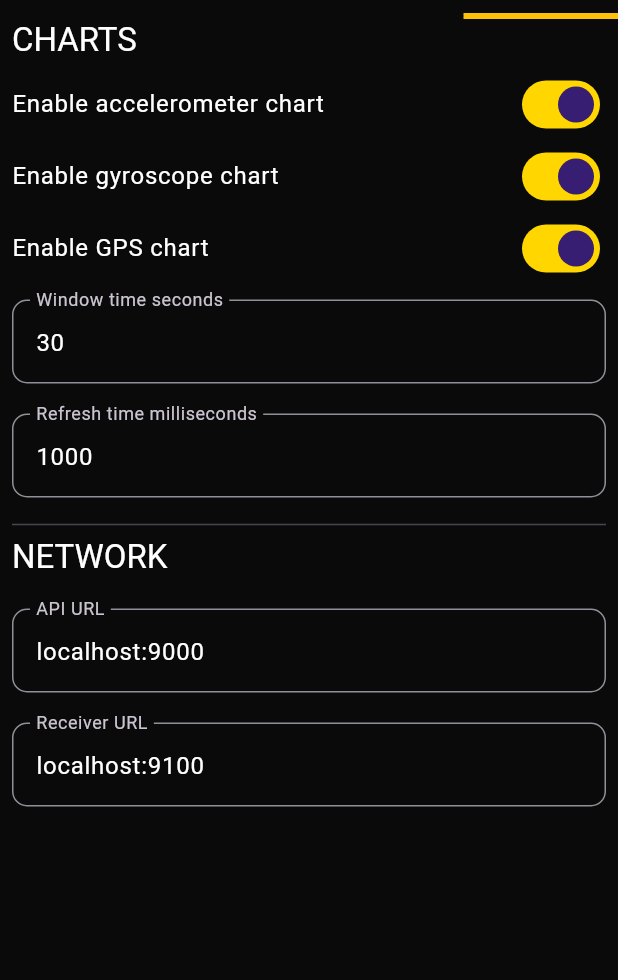
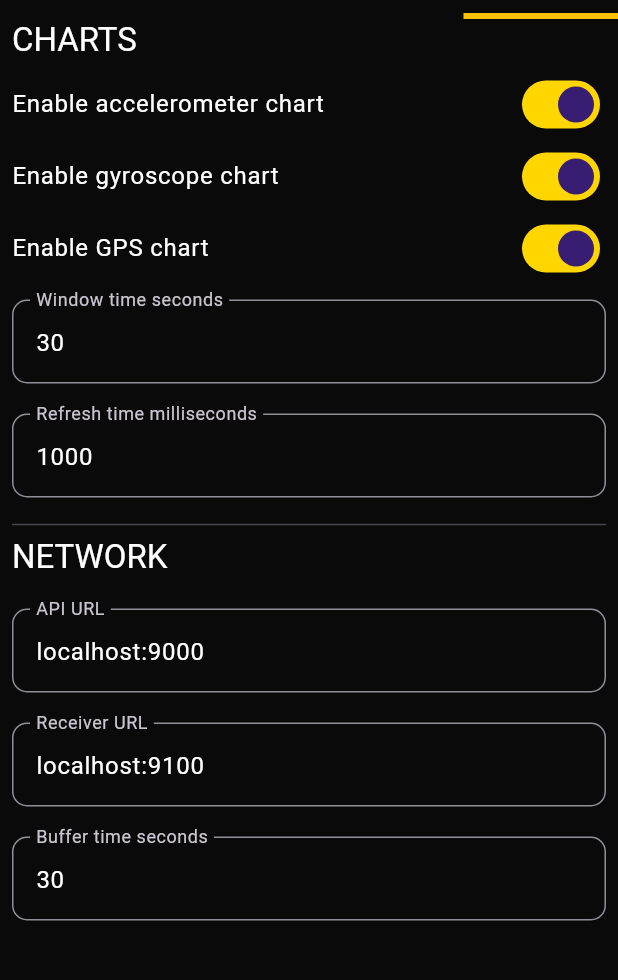
Before and after one commit to zubrailx/road-condition-monitoring, a Flutter app: the screen it shows after launch, tab 4 chosen, on a phone screen of 412 x 824 dp, the part 128-1108 px from its top. Run offline on Flutter 3.47's test engine with Material 3 defaults, Android fonts, the phone set to English and light mode, and no system bars; our stand-ins replace flutter_map, flutter_svg, geolocator, get_it, latlong2, permission_handler and 4 more.

Commit message:
mobile: wrap with scrollableColumn, add networkBufferTimeSeconds configuration

```diff
--- a/mobile/lib/app/app.dart
+++ b/mobile/lib/app/app.dart
@@ -67,8 +67,8 @@ class App extends StatelessWidget {
           create: (_) => AccelerometerWindowState(),
           update: (_, config, state, windowState) {
             windowState ??= AccelerometerWindowState();
+            windowState.updateConfiguration(config.configurationData);
             windowState.append(state.record);
-            windowState.updateConfiguration(config.configurationData);
             return windowState;
           }),
       ChangeNotifierProxyProvider2<ConfigurationState, GyroscopeState,
@@ -76,8 +76,8 @@ class App extends StatelessWidget {
           create: (_) => GyroscopeWindowState(),
           update: (_, config, state, windowState) {
             windowState ??= GyroscopeWindowState();
+            windowState.updateConfiguration(config.configurationData);
             windowState.append(state.record);
-            windowState.updateConfiguration(config.configurationData);
             return windowState;
           }),
       ChangeNotifierProxyProvider<ConfigurationState, ChartState>(
@@ -89,11 +89,12 @@ class App extends StatelessWidget {
         },
       ),
       // Sensor Translation
-      ChangeNotifierProxyProvider3<AccelerometerState, GyroscopeState, GpsState,
+      ChangeNotifierProxyProvider4<ConfigurationState, AccelerometerState, GyroscopeState, GpsState,
           SensorTransmitter>(
         create: (_) => SensorTransmitter(),
-        update: (_, accelerometerState, gyroscopeState, gpsState, transmitter) {
+        update: (_, config, accelerometerState, gyroscopeState, gpsState, transmitter) {
           transmitter ??= SensorTransmitter();
+          transmitter.updateConfiguration(config.configurationData);
           transmitter.appendAccelerometer(accelerometerState.record);
           transmitter.appendGyroscope(gyroscopeState.record);
           transmitter.appendGps(gpsState.record);
--- a/mobile/lib/entities/configuration.dart
+++ b/mobile/lib/entities/configuration.dart
@@ -7,6 +7,7 @@ class ConfigurationData {
   bool networkEnabled;
   String networkApiURL;
   String networkReceiverURL; // receiver of sensor data
+  int networkBufferTimeSeconds;
   bool sensorsEnabled;
   UserAccountData userAccountData;
 
@@ -19,6 +20,7 @@ class ConfigurationData {
     required this.networkEnabled,
     required this.networkApiURL,
     required this.networkReceiverURL,
+    required this.networkBufferTimeSeconds,
     required this.sensorsEnabled,
     required this.userAccountData,
   });
@@ -33,6 +35,7 @@ class ConfigurationData {
       'network_enabled': networkEnabled,
       'network_api_url': networkApiURL,
       'network_receiver_url': networkReceiverURL,
+      'network_buffer_time_seconds': networkBufferTimeSeconds,
       'sensors_enabled': sensorsEnabled,
       'user_account': userAccountData.toJson()
     };
@@ -48,6 +51,7 @@ class ConfigurationData {
         networkEnabled: json['network_enabled'],
         networkApiURL: json['network_api_url'],
         networkReceiverURL: json['network_receiver_url'],
+        networkBufferTimeSeconds: json['network_buffer_time_seconds'],
         sensorsEnabled: json['sensors_enabled'],
         userAccountData: UserAccountData.fromJson(json['user_account']));
   }
@@ -62,6 +66,7 @@ class ConfigurationData {
         networkEnabled: true,
         networkApiURL: 'localhost:9000',
         networkReceiverURL: 'localhost:9100',
+        networkBufferTimeSeconds: 30,
         sensorsEnabled: true,
         userAccountData: UserAccountData.create());
   }
--- a/mobile/lib/state/configuration.dart
+++ b/mobile/lib/state/configuration.dart
@@ -112,4 +112,9 @@ class ConfigurationState with ChangeNotifier {
     configurationData?.networkReceiverURL = value;
     _save();
   }
+
+  setNetworkBufferTimeSeconds(int value) {
+    configurationData?.networkBufferTimeSeconds = value;
+    _save();
+  }
 }
--- a/mobile/lib/state/sensor_transmitter.dart
+++ b/mobile/lib/state/sensor_transmitter.dart
@@ -1,10 +1,11 @@
 import 'package:flutter/foundation.dart';
 import 'package:mobile/entities/accelerometer.dart';
+import 'package:mobile/entities/configuration.dart';
 import 'package:mobile/entities/gps.dart';
 import 'package:mobile/entities/gyroscope.dart';
 
 class SensorTransmitter extends ChangeNotifier {
-  late final Duration _duration;
+  late Duration _duration;
   late List<AccelerometerData> _accelerometerRecords;
   late List<GyroscopeData> _gyroscopeRecords;
   late List<GpsData> _gpsRecords;
@@ -12,7 +13,7 @@ class SensorTransmitter extends ChangeNotifier {
   DateTime? _lastUpdate;
 
   SensorTransmitter() {
-    _duration = const Duration(seconds: 30);
+    _duration = Duration(seconds: ConfigurationData.create().networkBufferTimeSeconds);
     _reset();
   }
 
@@ -29,14 +30,14 @@ class SensorTransmitter extends ChangeNotifier {
         record == _accelerometerRecords.last) {
       return;
     }
-    // _accelerometerRecords.add(record);
+    _accelerometerRecords.add(record);
   }
 
   void appendGyroscope(GyroscopeData record) {
     if (_gyroscopeRecords.isNotEmpty && record == _gyroscopeRecords.last) {
       return;
     }
-    // _gyroscopeRecords.add(record);
+    _gyroscopeRecords.add(record);
   }
 
   // trigger send by gps update
@@ -45,7 +46,7 @@ class SensorTransmitter extends ChangeNotifier {
     if (_gpsRecords.isNotEmpty && record == _gpsRecords.last) {
       return;
     }
-    // _gpsRecords.add(record);
+    _gpsRecords.add(record);
     if (_lastUpdate != null && record.time != null) {
       if (record.time!.difference(_lastUpdate!) > _duration) {
         _transmit();
@@ -53,4 +54,10 @@ class SensorTransmitter extends ChangeNotifier {
       }
     }
   }
+
+  void updateConfiguration(ConfigurationData? data) {
+    if (data != null && data.networkBufferTimeSeconds != _duration.inSeconds) {
+      _duration = Duration(seconds: data.networkBufferTimeSeconds);
+    }
+  }
 }
--- a/mobile/lib/widgets/options.dart
+++ b/mobile/lib/widgets/options.dart
@@ -17,7 +17,8 @@ class OptionsWidget extends StatelessWidget {
 
     final data = configuration.configurationData!;
 
-    return Padding(
+    return SingleChildScrollView(
+      child: Padding(
         padding: const EdgeInsets.only(left: 8.0, right: 8.0),
         child: Column(
           children: [
@@ -108,11 +109,21 @@ class OptionsWidget extends StatelessWidget {
                     configuration.setNetworkReceiverURL(value);
                   },
                 ),
+                const SizedBox(height: 20),
+                TextField(
+                  decoration: const InputDecoration(labelText: 'Buffer time seconds'),
+                  controller: TextEditingController()
+                    ..text = data.networkBufferTimeSeconds.toString(),
+                  onSubmitted: (value) {
+                    configuration.setNetworkBufferTimeSeconds(int.parse(value));
+                  },
+                ),
               ],
             ),
             const SizedBox(height: 10),
           ],
         ),
+      ),
     );
   }
 }
--- a/mobile/lib/widgets/user_account.dart
+++ b/mobile/lib/widgets/user_account.dart
@@ -48,7 +48,8 @@ class _UserAccountWidgetState extends State<UserAccountWidget> {
       _accountIdController.text = configuration.userAccountData.accountId;
       _accountNameController.text = configuration.userAccountData.name;
 
-      return Container(
+      return SingleChildScrollView(
+        child: Container(
           margin: const EdgeInsets.only(left: 20, right: 20, top: 16),
           child: Form(
             key: _formKey,
@@ -80,6 +81,7 @@ class _UserAccountWidgetState extends State<UserAccountWidget> {
               ],
             ),
           ),
+        ),
       );
     }
     return const LoadingWidget();
```
Also changed, not shown: mobile/lib/widgets/sensors.dart (+6 -4 lines). Lines whose indentation alone changed are shown as unchanged.
